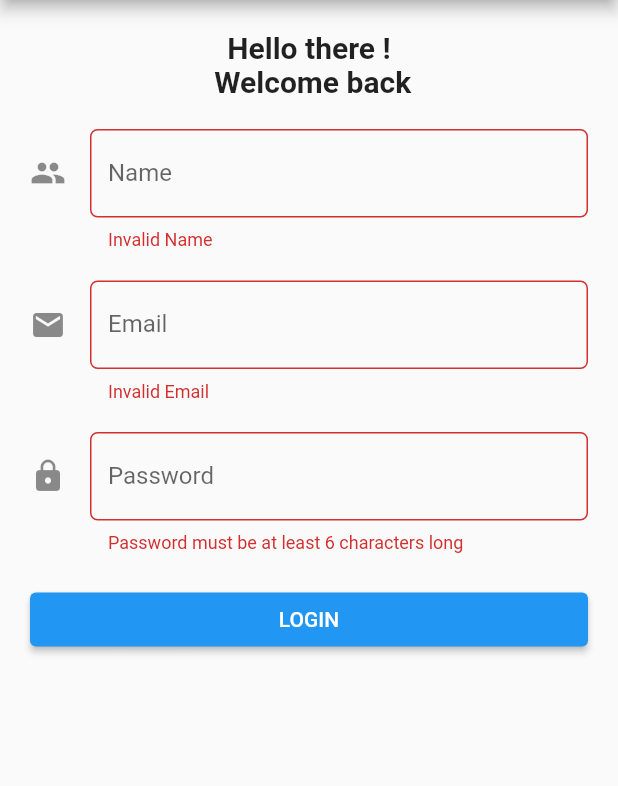
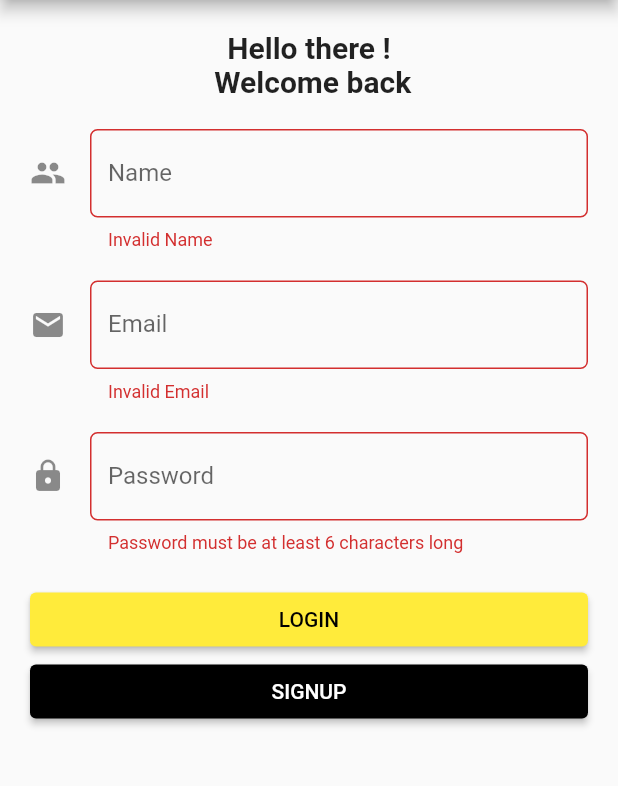
Before and after one commit to Zulfadlifauzi/flutterTrainingForm, a Flutter app: the screen it shows after launch, on a phone screen of 412 x 824 dp, the part 84-870 px from its top. Run offline on Flutter 3.47's test engine with Material 2 defaults, Android fonts, the phone set to English and light mode, and no system bars.

Commit message:
add sign up button

```diff
--- a/lib/screens/home_screens.dart
+++ b/lib/screens/home_screens.dart
@@ -67,6 +67,7 @@ class _HomeScreenState extends State<HomeScreen> {
                   height: 20,
                 ),
                 ElevatedButton(
+                  style: ElevatedButton.styleFrom(primary: Colors.yellow),
                   onPressed: () {
                     print('Login successfully');
                     if (_formKey.currentState!.validate()) {}
@@ -75,10 +76,26 @@ class _HomeScreenState extends State<HomeScreen> {
                     width: double.infinity,
                     child: const Text(
                       'LOGIN',
+                      style: TextStyle(color: Colors.black),
                       textAlign: TextAlign.center,
                     ),
                   ),
-                )
+                ),
+                  ElevatedButton(
+                    style:  ElevatedButton.styleFrom(primary: Colors.black),
+                  onPressed: () {
+                    print('Signing up');
+                  },
+                  child: Container(
+                    width: double.infinity,
+                    child: const Text(
+                      'SIGNUP',
+                      style: TextStyle(color: Colors.white),
+                      textAlign: TextAlign.center,
+                    ),
+                  ),
+                ),
+
               ],
             ),
           ),
```
